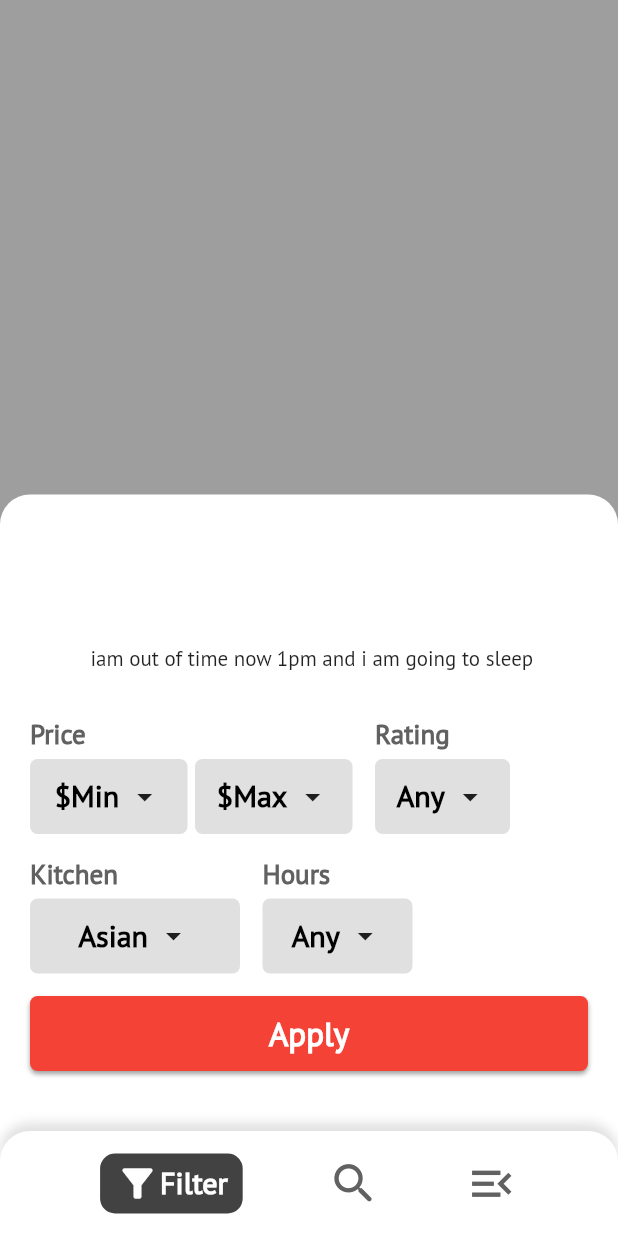
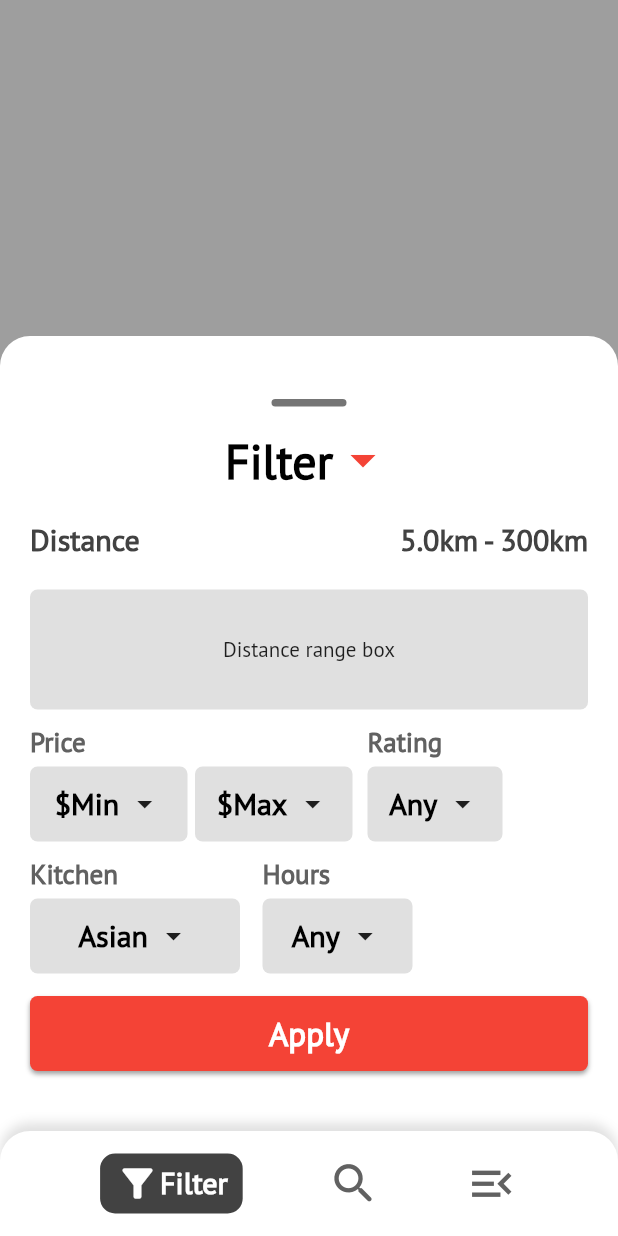
Before and after one commit to sumit-coder/food_app_design_demo, a Flutter app: the Filter screen opened directly, on a phone screen of 412 x 824 dp. Run offline on Flutter 3.47's test engine with Material 2 defaults, Android fonts, the phone set to English and light mode, and no system bars; our stand-ins replace device_preview.

Commit message:
Filter page done v2

```diff
--- a/lib/pages/filterPage.dart
+++ b/lib/pages/filterPage.dart
@@ -10,7 +10,7 @@ class Filter extends StatelessWidget {
         alignment: Alignment.bottomCenter,
         color: Colors.grey,
         child: Container(
-          height: size.height * 0.6,
+          height: size.height < 600 ? 550 : 600,
           width: size.width,
           decoration: BoxDecoration(
             borderRadius: BorderRadius.only(
@@ -24,35 +24,125 @@ class Filter extends StatelessWidget {
             children: [
               // Filter Tab
               Container(
+                constraints: BoxConstraints(maxHeight: 530),
                 padding: EdgeInsets.all(20),
                 decoration: BoxDecoration(
                   borderRadius: BorderRadius.circular(5),
                 ),
+                child: SingleChildScrollView(
+                  //For Small Phones
                   child: Column(
                     children: [
-                    //  iam out of time now 1pm and i am going to sleep
-                    Text(' iam out of time now 1pm and i am going to sleep'),
-                    SizedBox(height: 30),
+                      Container(
+                        margin: EdgeInsets.only(bottom: 20),
+                        width: size.width,
+                        child: Column(
+                          crossAxisAlignment: CrossAxisAlignment.center,
+                          children: [
+                            Container(
+                              margin: EdgeInsets.only(bottom: 15),
+                              height: 5,
+                              width: 50,
+                              decoration: BoxDecoration(
+                                borderRadius: BorderRadius.circular(2.5),
+                                color: Colors.grey[600],
+                              ),
+                            ),
+                            // Filter text Box
+                            Container(
+                              child: Row(
+                                mainAxisAlignment: MainAxisAlignment.center,
+                                children: [
+                                  Text(
+                                    'Filter',
+                                    style: TextStyle(
+                                      fontWeight: FontWeight.w900,
+                                      color: Colors.black,
+                                      fontSize: 32,
+                                    ),
+                                  ),
+                                  Icon(
+                                    Icons.arrow_drop_down,
+                                    color: Colors.red,
+                                    size: 40,
+                                  ),
+                                ],
+                              ),
+                            ),
+                          ],
+                        ),
+                      ),
+                      Container(
+                        child: Row(
+                          mainAxisAlignment: MainAxisAlignment.spaceBetween,
+                          children: [
+                            Text(
+                              'Distance',
+                              style: TextStyle(
+                                fontWeight: FontWeight.w600,
+                                color: Colors.grey[800],
+                                fontSize: 20,
+                              ),
+                            ),
+                            Text(
+                              '5.0km - 300km',
+                              style: TextStyle(
+                                fontWeight: FontWeight.w600,
+                                color: Colors.grey[800],
+                                fontSize: 20,
+                              ),
+                            ),
+                          ],
+                        ),
+                      ),
+                      SizedBox(height: 20),
+                      // Distance Filter
+                      Container(
+                        height: size.height < 600 ? 70 : 80,
+                        decoration: BoxDecoration(
+                          borderRadius: BorderRadius.circular(5),
+                          color: Colors.grey[300],
+                        ),
+                        child: Center(
+                          child: Text('Distance range box'),
+                        ),
+                      ),
+                      SizedBox(height: 10),
                       Container(
                         child: Row(
                           children: [
-                          filterDropDownButton('Price', '\$Min', 105),
+                            filterDropDownButton(
+                              'Price',
+                              '\$Min',
+                              size.height < 600 ? 95 : 105,
+                              size,
+                            ),
                             SizedBox(width: 5),
-                          filterDropDownButton('', '\$Max', 105),
-                          SizedBox(width: 15),
-                          filterDropDownButton('Rating', 'Any', 90),
+                            filterDropDownButton(
+                              '',
+                              '\$Max',
+                              size.height < 600 ? 95 : 105,
+                              size,
+                            ),
+                            SizedBox(width: 10),
+                            filterDropDownButton(
+                              'Rating',
+                              'Any',
+                              size.height < 600 ? 85 : 90,
+                              size,
+                            ),
                           ],
                         ),
                       ),
-                    SizedBox(height: 15),
+                      SizedBox(height: 10),
                       Container(
                         child: Row(
                           children: [
-                          filterDropDownButton('Kitchen', 'Asian', 140),
+                            filterDropDownButton('Kitchen', 'Asian', 140, size),
                             SizedBox(
                               width: 15,
                             ),
-                          filterDropDownButton('Hours', 'Any', 100),
+                            filterDropDownButton('Hours', 'Any', 100, size),
                           ],
                         ),
                       ),
@@ -61,9 +151,10 @@ class Filter extends StatelessWidget {
                     ],
                   ),
                 ),
+              ),
               // Bttom Navigation Bar
               Container(
-                margin: EdgeInsets.only(top: 20),
+                margin: EdgeInsets.only(top: size.height < 600 ? 0 : 20),
                 padding: EdgeInsets.all(10),
                 height: 70,
                 decoration: BoxDecoration(
@@ -136,7 +227,8 @@ class Filter extends StatelessWidget {
     );
   }
 
-  Container filterDropDownButton(String headTitle, String title, double width) {
+  Container filterDropDownButton(
+      String headTitle, String title, double width, Size size) {
     return Container(
       child: Column(
         crossAxisAlignment: CrossAxisAlignment.start,
@@ -152,7 +244,7 @@ class Filter extends StatelessWidget {
           SizedBox(height: 5),
           Container(
             padding: EdgeInsets.all(10),
-            height: 50,
+            height: size.height < 600 ? 45 : 50,
             width: width,
             decoration: BoxDecoration(
               borderRadius: BorderRadius.circular(5),
@@ -166,7 +258,7 @@ class Filter extends StatelessWidget {
                   style: TextStyle(
                     fontWeight: FontWeight.w600,
                     color: Colors.black,
-                    fontSize: 20,
+                    fontSize: size.width < 350 ? 18 : 20,
                   ),
                 ),
                 SizedBox(width: 5),
```
Also changed, not shown: lib/main.dart (+76 -12 lines). Lines whose indentation alone changed are shown as unchanged.
